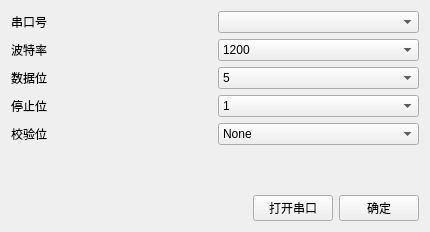
Singein/Acoustometer, file settings.ui: the form before one commit.
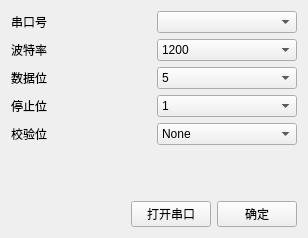
The form after the commit.

```diff
--- a/settings.ui
+++ b/settings.ui
@@ -6,8 +6,8 @@
    <rect>
     <x>0</x>
     <y>0</y>
-    <width>430</width>
-    <height>232</height>
+    <width>308</width>
+    <height>238</height>
    </rect>
   </property>
   <property name="windowTitle">
```
